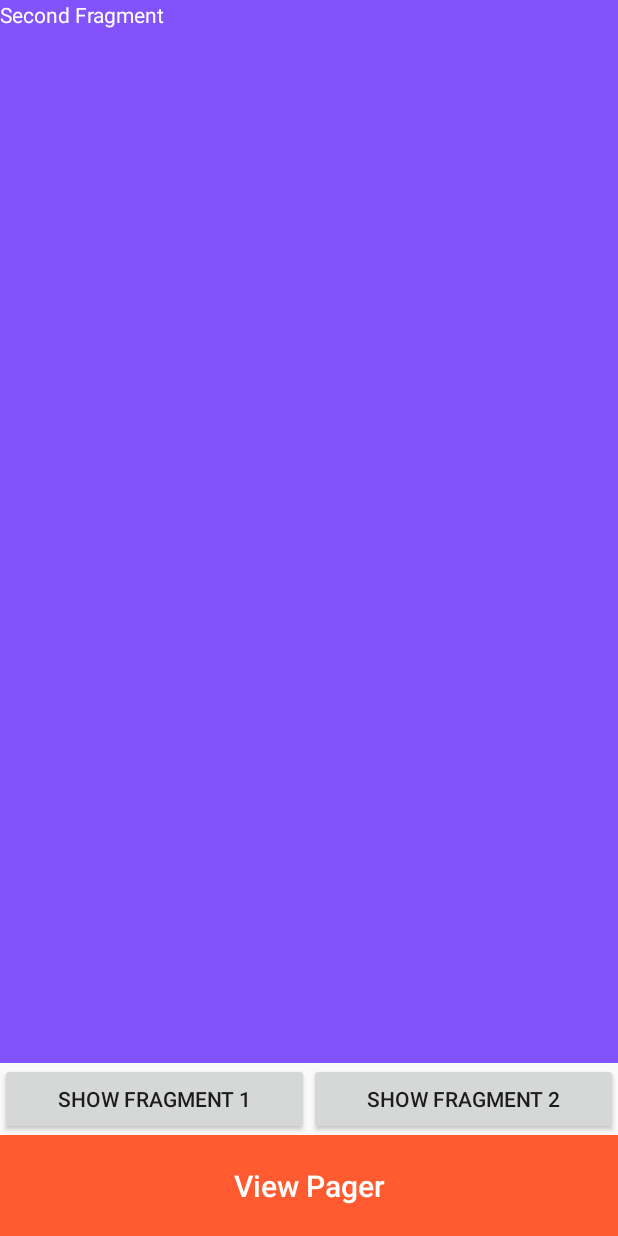
After one commit to ahmaduunnail/android-materi-recap, an Android app: the LatihanFragment screen opened through its navigation route, on a phone screen of 412 x 824 dp. The commit adds this screen. Run offline under Robolectric (Android 15) with nearby library versions, the phone set to English and light mode, and no system bars; our stand-ins replace ButterKnife.

Commit message:
Latihan-Fragment

```diff
--- a/app/build.gradle
+++ b/app/build.gradle
@@ -9,7 +9,7 @@ android {
 
     defaultConfig {
         applicationId "com.lleans.androidmateri1recap"
-        minSdkVersion 16
+        minSdkVersion 19
         targetSdkVersion 30
         versionCode 1
         versionName "1.0"
--- /dev/null
+++ b/app/src/main/java/com/lleans/androidmateri1recap/FirstFragment.kt
@@ -0,0 +1,22 @@
+package com.lleans.androidmateri1recap
+
+import android.os.Bundle
+import androidx.fragment.app.Fragment
+import android.view.LayoutInflater
+import android.view.View
+import android.view.ViewGroup
+
+class FirstFragment : Fragment() {
+
+    override fun onCreate(savedInstanceState: Bundle?) {
+        super.onCreate(savedInstanceState)
+    }
+
+    override fun onCreateView(
+        inflater: LayoutInflater, container: ViewGroup?,
+        savedInstanceState: Bundle?
+    ): View? {
+        // Inflate the layout for this fragment
+        return inflater.inflate(R.layout.fragment_first, container, false)
+    }
+}
--- /dev/null
+++ b/app/src/main/java/com/lleans/androidmateri1recap/LatihanFragment.kt
@@ -0,0 +1,59 @@
+package com.lleans.androidmateri1recap
+
+import android.os.Bundle
+import androidx.fragment.app.Fragment
+import android.view.LayoutInflater
+import android.view.View
+import android.view.ViewGroup
+import android.widget.Button
+import android.widget.FrameLayout
+import androidx.navigation.NavController
+import androidx.navigation.Navigation
+import butterknife.BindView
+import butterknife.ButterKnife
+import butterknife.OnClick
+
+class LatihanFragment : Fragment() {
+
+    @BindView(R.id.frame_container)
+    lateinit var frameContainer: FrameLayout
+
+    @BindView(R.id.btn_fragment1)
+    lateinit var btnFragment1: Button
+
+    @BindView(R.id.btn_fragment2)
+    lateinit var btnFragment2: Button
+
+    override fun onViewCreated(view: View, savedInstanceState: Bundle?) {
+        super.onViewCreated(view, savedInstanceState)
+        ButterKnife.bind(this, view)
+
+        val transaction = activity?.supportFragmentManager?.beginTransaction()
+        transaction?.add(R.id.frame_container, FirstFragment())
+        transaction?.add(R.id.frame_container, SecondFragment())
+        transaction?.disallowAddToBackStack()
+        transaction?.commit()
+    }
+
+    override fun onCreateView(
+        inflater: LayoutInflater, container: ViewGroup?,
+        savedInstanceState: Bundle?
+    ): View? {
+        // Inflate the layout for this fragment
+        return inflater.inflate(R.layout.fragment_latihan, container, false)
+    }
+
+    @OnClick(R.id.btn_fragment1)
+    fun onBtnFragmentClicked() {
+        val transaction = activity?.supportFragmentManager?.beginTransaction()
+        transaction?.replace(R.id.frame_container, FirstFragment())
+        transaction?.commit()
+    }
+
+    @OnClick(R.id.btn_fragment2)
+    fun onBtnFragment2Clicked() {
+        val transaction = activity?.supportFragmentManager?.beginTransaction()
+        transaction?.replace(R.id.frame_container, SecondFragment())
+        transaction?.commit()
+    }
+}
--- /dev/null
+++ b/app/src/main/java/com/lleans/androidmateri1recap/SecondFragment.kt
@@ -0,0 +1,22 @@
+package com.lleans.androidmateri1recap
+
+import android.os.Bundle
+import androidx.fragment.app.Fragment
+import android.view.LayoutInflater
+import android.view.View
+import android.view.ViewGroup
+
+class SecondFragment : Fragment() {
+
+    override fun onCreate(savedInstanceState: Bundle?) {
+        super.onCreate(savedInstanceState)
+    }
+
+    override fun onCreateView(
+        inflater: LayoutInflater, container: ViewGroup?,
+        savedInstanceState: Bundle?
+    ): View? {
+        // Inflate the layout for this fragment
+        return inflater.inflate(R.layout.fragment_second, container, false)
+    }
+}
--- /dev/null
+++ b/app/src/main/res/layout/fragment_latihan.xml
@@ -0,0 +1,54 @@
+<?xml version="1.0" encoding="utf-8"?>
+<FrameLayout xmlns:android="http://schemas.android.com/apk/res/android"
+    xmlns:tools="http://schemas.android.com/tools"
+    android:layout_width="match_parent"
+    android:layout_height="match_parent"
+    tools:context=".LatihanFragment">
+
+    <LinearLayout xmlns:android="http://schemas.android.com/apk/res/android"
+        xmlns:tools="http://schemas.android.com/tools"
+        android:layout_width="match_parent"
+        android:layout_height="match_parent"
+        android:orientation="vertical">
+
+        <FrameLayout
+            android:id="@+id/frame_container"
+            android:layout_width="match_parent"
+            android:layout_height="0dp"
+            android:layout_weight="1" />
+
+        <LinearLayout
+            android:layout_width="match_parent"
+            android:layout_height="wrap_content"
+            android:orientation="horizontal">
+
+            <Button
+                android:id="@+id/btn_fragment1"
+                android:layout_width="0dp"
+                android:layout_height="wrap_content"
+                android:layout_weight="1"
+                android:text="Show Fragment 1" />
+
+            <Button
+                android:id="@+id/btn_fragment2"
+                android:layout_width="0dp"
+                android:layout_height="wrap_content"
+                android:layout_weight="1"
+                android:text="Show Fragment 2" />
+        </LinearLayout>
+
+        <Button
+            android:layout_width="match_parent"
+            android:layout_height="wrap_content"
+            android:layout_gravity="center"
+            android:padding="20dp"
+            android:background="@color/accent"
+            android:text="View Pager"
+            android:textAllCaps="false"
+            android:textColor="@color/white"
+            android:textSize="20dp"
+            android:textStyle="normal"/>
+
+    </LinearLayout>
+
+</FrameLayout>
--- /dev/null
+++ b/app/src/main/res/layout/fragment_second.xml
@@ -0,0 +1,16 @@
+<?xml version="1.0" encoding="utf-8"?>
+<FrameLayout xmlns:android="http://schemas.android.com/apk/res/android"
+    xmlns:tools="http://schemas.android.com/tools"
+    android:layout_width="match_parent"
+    android:layout_height="match_parent"
+    android:background="@color/purple"
+    tools:context=".SecondFragment">
+
+    <TextView
+        android:id="@+id/text"
+        android:layout_width="wrap_content"
+        android:layout_height="wrap_content"
+        android:text="Second Fragment"
+        android:textColor="#FFF" />
+
+</FrameLayout>
--- a/app/src/main/res/navigation/nav_graph.xml
+++ b/app/src/main/res/navigation/nav_graph.xml
@@ -36,5 +36,14 @@
         android:id="@+id/intentResultsFragment"
         android:name="com.lleans.androidmateri1recap.IntentResultsFragment"
         android:label="fragment_intent_results"
-        tools:layout="@layout/fragment_intent_results" />
+        tools:layout="@layout/fragment_intent_results" >
+        <action
+            android:id="@+id/action_intentResultsFragment_to_latihanFragment"
+            app:destination="@id/latihanFragment" />
+    </fragment>
+    <fragment
+        android:id="@+id/latihanFragment"
+        android:name="com.lleans.androidmateri1recap.LatihanFragment"
+        android:label="fragment_latihan"
+        tools:layout="@layout/fragment_latihan" />
 </navigation>
```
Also changed, not shown: app/src/main/java/com/lleans/androidmateri1recap/IntentResultsFragment.kt (+9 -0 lines), app/src/main/res/layout/fragment_first.xml (added, +16 -0 lines), app/src/main/res/layout/fragment_intent_results.xml (+20 -0 lines).
